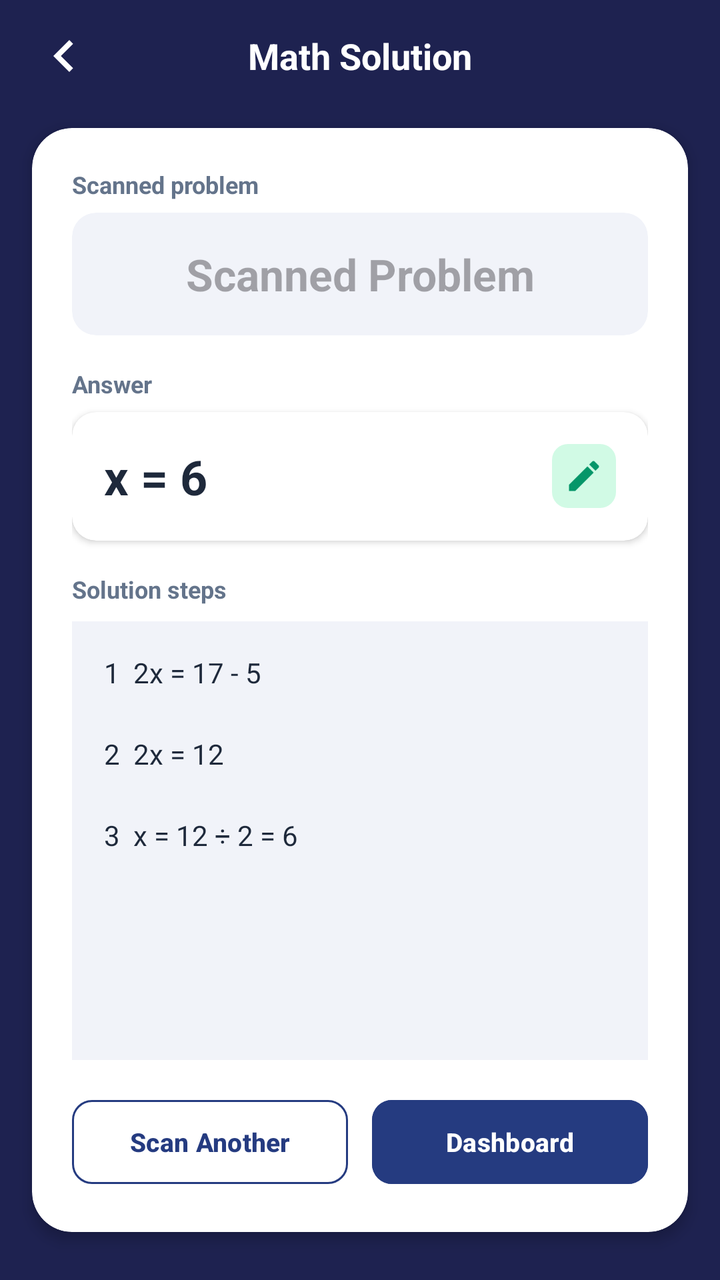
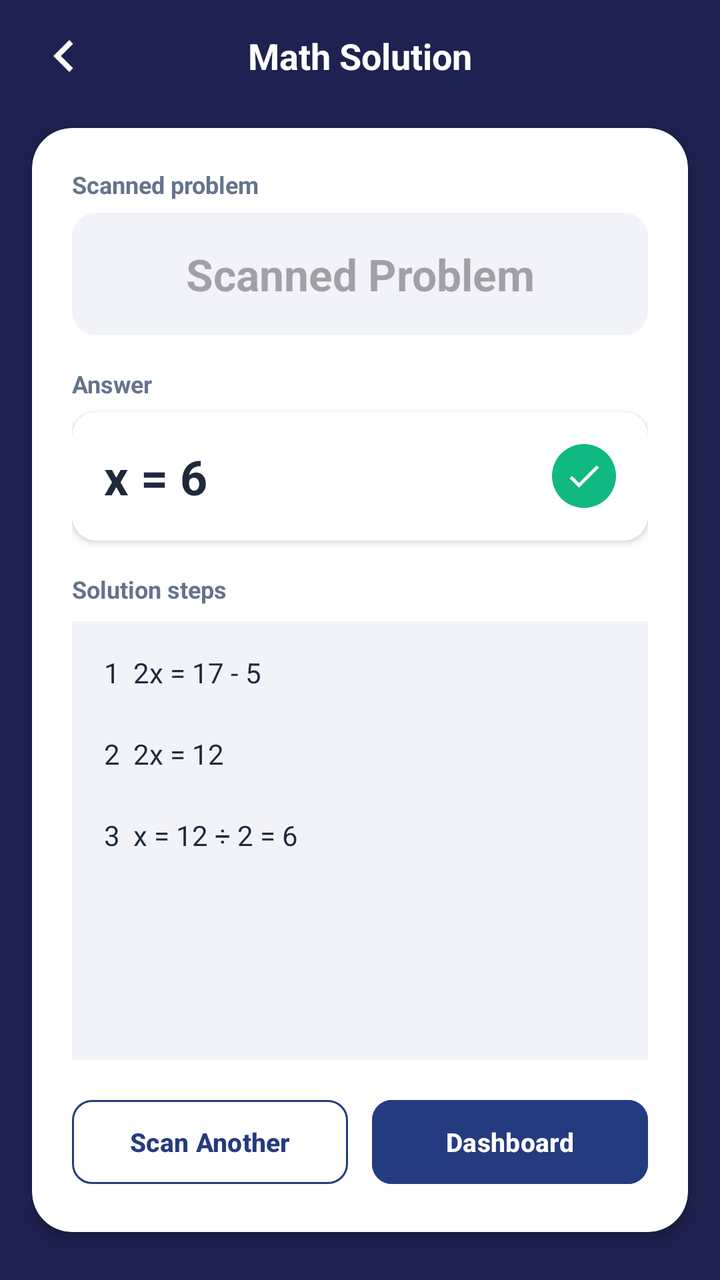

Two renders of the same Android screen: before a commit and after it. Below are the layout's source before the change and the commit's diff.
<!-- AndroidManifest.xml: application theme Theme.Assignment_Task_Management_app -->
<!-- res/layout/activity_math_solution.xml -->
<?xml version="1.0" encoding="utf-8"?>
<LinearLayout xmlns:android="http://schemas.android.com/apk/res/android"
    xmlns:app="http://schemas.android.com/apk/res-auto"
    android:layout_width="match_parent"
    android:layout_height="match_parent"
    android:background="@color/navy_header"
    android:orientation="vertical">

    
    <RelativeLayout
        android:layout_width="match_parent"
        android:layout_height="56dp"
        android:paddingStart="16dp"
        android:paddingEnd="16dp">

        <ImageView
            android:id="@+id/btn_math_back"
            android:layout_width="32dp"
            android:layout_height="32dp"
            android:layout_alignParentStart="true"
            android:layout_centerVertical="true"
            android:contentDescription="Back"
            android:src="@drawable/ic_chevron_right"
            android:rotation="180"
            app:tint="@color/white" />

        <TextView
            android:layout_width="wrap_content"
            android:layout_height="wrap_content"
            android:layout_centerInParent="true"
            android:text="Math Solution"
            android:textColor="@color/white"
            android:textSize="18sp"
            android:textStyle="bold" />
    </RelativeLayout>

    
    <androidx.cardview.widget.CardView
        android:layout_width="match_parent"
        android:layout_height="match_parent"
        android:layout_marginStart="16dp"
        android:layout_marginTop="8dp"
        android:layout_marginEnd="16dp"
        android:layout_marginBottom="24dp"
        app:cardBackgroundColor="@color/card_bg"
        app:cardCornerRadius="20dp"
        app:cardElevation="4dp">

        <LinearLayout
            android:layout_width="match_parent"
            android:layout_height="match_parent"
            android:orientation="vertical"
            android:padding="20dp">

            
            <TextView
                android:layout_width="wrap_content"
                android:layout_height="wrap_content"
                android:text="Scanned problem"
                android:textColor="@color/text_secondary"
                android:textSize="12sp"
                android:textStyle="bold" />

            <androidx.cardview.widget.CardView
                android:layout_width="match_parent"
                android:layout_height="wrap_content"
                android:layout_marginTop="6dp"
                app:cardBackgroundColor="@color/input_background"
                app:cardCornerRadius="12dp"
                app:cardElevation="0dp">

                <TextView
                    android:id="@+id/tv_math_problem_text"
                    android:layout_width="match_parent"
                    android:layout_height="wrap_content"
                    android:gravity="center"
                    android:hint="Scanned Problem"
                    android:padding="16dp"
                    android:textColor="@color/text_primary"
                    android:textSize="22sp"
                    android:textStyle="bold" />
            </androidx.cardview.widget.CardView>

            
            <TextView
                android:layout_width="wrap_content"
                android:layout_height="wrap_content"
                android:layout_marginTop="16dp"
                android:text="Answer"
                android:textColor="@color/text_secondary"
                android:textSize="12sp"
                android:textStyle="bold" />

            <androidx.cardview.widget.CardView
                android:layout_width="match_parent"
                android:layout_height="wrap_content"
                android:layout_marginTop="6dp"
                app:cardBackgroundColor="@color/card_bg"
                app:cardCornerRadius="12dp"
                app:cardElevation="2dp"
                app:strokeColor="@color/success_green"
                app:strokeWidth="1dp">

                <RelativeLayout
                    android:layout_width="match_parent"
                    android:layout_height="wrap_content"
                    android:padding="16dp">

                    <TextView
                        android:id="@+id/tv_math_final_answer"
                        android:layout_width="wrap_content"
                        android:layout_height="wrap_content"
                        android:layout_alignParentStart="true"
                        android:layout_centerVertical="true"
                        android:text="x = 6"
                        android:textColor="@color/text_primary"
                        android:textSize="24sp"
                        android:textStyle="bold" />

                    
                    <ImageView
                        android:layout_width="32dp"
                        android:layout_height="32dp"
                        android:layout_alignParentEnd="true"
                        android:layout_centerVertical="true"
                        android:background="@drawable/bg_status_completed"
                        android:contentDescription="Check"
                        android:padding="6dp"
                        android:src="@drawable/ic_edit"
                        app:tint="@color/success_green" />
                </RelativeLayout>
            </androidx.cardview.widget.CardView>

            
            <TextView
                android:layout_width="wrap_content"
                android:layout_height="wrap_content"
                android:layout_marginTop="16dp"
                android:text="Solution steps"
                android:textColor="@color/text_secondary"
                android:textSize="12sp"
                android:textStyle="bold" />

            <TextView
                android:id="@+id/tv_math_steps_text"
                android:layout_width="match_parent"
                android:layout_height="0dp"
                android:layout_marginTop="8dp"
                android:layout_weight="1"
                android:background="@color/input_background"
                android:padding="16dp"
                android:text="1  2x = 17 - 5\n\n2  2x = 12\n\n3  x = 12 ÷ 2 = 6"
                android:textColor="@color/text_primary"
                android:textSize="14sp"
                android:lineSpacingExtra="4dp" />

            
            <LinearLayout
                android:layout_width="match_parent"
                android:layout_height="wrap_content"
                android:layout_marginTop="16dp"
                android:orientation="horizontal">

                <com.google.android.material.button.MaterialButton
                    android:id="@+id/btn_scan_another"
                    style="@style/Widget.Material3.Button.OutlinedButton"
                    android:layout_width="0dp"
                    android:layout_height="50dp"
                    android:layout_marginEnd="6dp"
                    android:layout_weight="1"
                    android:text="Scan Another"
                    android:textColor="@color/navy_primary"
                    android:textSize="13sp"
                    android:textStyle="bold"
                    app:cornerRadius="10dp"
                    app:strokeColor="@color/navy_primary" />

                <com.google.android.material.button.MaterialButton
                    android:id="@+id/btn_math_dashboard"
                    android:layout_width="0dp"
                    android:layout_height="50dp"
                    android:layout_marginStart="6dp"
                    android:layout_weight="1"
                    android:backgroundTint="@color/navy_primary"
                    android:text="Dashboard"
                    android:textColor="@color/white"
                    android:textSize="13sp"
                    android:textStyle="bold"
                    app:cornerRadius="10dp" />
            </LinearLayout>

        </LinearLayout>
    </androidx.cardview.widget.CardView>

</LinearLayout>
<!-- resources referenced by this layout -->
<resources>
  <color name="card_bg">#FFFFFF</color>
  <color name="input_background">#F1F3F9</color>
  <color name="navy_header">#1E2250</color>
  <color name="navy_primary">#253B80</color>
  <color name="success_green">#059669</color>
  <color name="text_primary">#1E293B</color>
  <color name="text_secondary">#64748B</color>
  <color name="white">#FFFFFFFF</color>
  <!-- drawable bg_status_completed (drawable) -->
  <?xml version="1.0" encoding="utf-8"?>
  <shape xmlns:android="http://schemas.android.com/apk/res/android"
      android:shape="rectangle">
      <solid android:color="@color/status_completed_bg" />
      <corners android:radius="8dp" />
  </shape>
  <!-- drawable ic_chevron_right (drawable) -->
  <vector xmlns:android="http://schemas.android.com/apk/res/android"
      android:width="24dp"
      android:height="24dp"
      android:viewportWidth="24"
      android:viewportHeight="24">
    <path
        android:fillColor="#FF000000"
        android:pathData="M10,6L8.59,7.41 13.17,12l-4.58,4.59L10,18l6,-6z"/>
  </vector>
  <!-- drawable ic_edit (drawable) -->
  <vector xmlns:android="http://schemas.android.com/apk/res/android"
      android:width="24dp"
      android:height="24dp"
      android:viewportWidth="24"
      android:viewportHeight="24">
    <path
        android:fillColor="#FF000000"
        android:pathData="M3,17.25V21h3.75L17.81,9.94l-3.75,-3.75L3,17.25zM20.71,7.04c0.39,-0.39 0.39,-1.02 0,-1.41l-2.34,-2.34c-0.39,-0.39 -1.02,-0.39 -1.41,0l-1.83,1.83 3.75,3.75 1.83,-1.83z"/>
  </vector>
  <style name="Theme.Assignment_Task_Management_app" parent="Base.Theme.Assignment_Task_Management_app" />
  <color name="status_completed_bg">#D1FAE5</color>
  <style name="Base.Theme.Assignment_Task_Management_app" parent="Theme.Material3.DayNight.NoActionBar">
          <item name="colorPrimary">@color/navy_primary</item>
          <item name="colorPrimaryDark">@color/navy_header</item>
          <item name="colorAccent">@color/accent</item>
          <item name="android:statusBarColor">@color/navy_header</item>
          <item name="android:windowBackground">@color/background</item>
      </style>
  <color name="accent">#2563EB</color>
  <color name="background">#F3F4F8</color>
</resources>

<!-- the commit's change to res/layout/activity_math_solution.xml (unified diff, before → after) -->
@@ -123,11 +123,10 @@
                         android:layout_height="32dp"
                         android:layout_alignParentEnd="true"
                         android:layout_centerVertical="true"
-                        android:background="@drawable/bg_status_completed"
+                        android:background="@drawable/bg_circle_green"
                         android:contentDescription="Check"
                         android:padding="6dp"
-                        android:src="@drawable/ic_edit"
-                        app:tint="@color/success_green" />
+                        android:src="@drawable/ic_check_white" />
                 </RelativeLayout>
             </androidx.cardview.widget.CardView>
 
<!-- resource entries referenced after the edit -->
@@ -8,13 +8,21 @@
   <color name="text_primary">#1E293B</color>
   <color name="text_secondary">#64748B</color>
   <color name="white">#FFFFFFFF</color>
-  <!-- drawable bg_status_completed (drawable) -->
-  <?xml version="1.0" encoding="utf-8"?>
+  <!-- drawable bg_circle_green (drawable) -->
   <shape xmlns:android="http://schemas.android.com/apk/res/android"
-      android:shape="rectangle">
-      <solid android:color="@color/status_completed_bg" />
-      <corners android:radius="8dp" />
+      android:shape="oval">
+      <solid android:color="#10B981" />
   </shape>
+  <!-- drawable ic_check_white (drawable) -->
+  <vector xmlns:android="http://schemas.android.com/apk/res/android"
+      android:width="24dp"
+      android:height="24dp"
+      android:viewportWidth="24"
+      android:viewportHeight="24">
+    <path
+        android:fillColor="#FFFFFF"
+        android:pathData="M9,16.17L4.83,12l-1.42,1.41L9,19 21,7l-1.41,-1.41z"/>
+  </vector>
   <!-- drawable ic_chevron_right (drawable) -->
   <vector xmlns:android="http://schemas.android.com/apk/res/android"
       android:width="24dp"
@@ -25,18 +33,7 @@
         android:fillColor="#FF000000"
         android:pathData="M10,6L8.59,7.41 13.17,12l-4.58,4.59L10,18l6,-6z"/>
   </vector>
-  <!-- drawable ic_edit (drawable) -->
-  <vector xmlns:android="http://schemas.android.com/apk/res/android"
-      android:width="24dp"
-      android:height="24dp"
-      android:viewportWidth="24"
-      android:viewportHeight="24">
-    <path
-        android:fillColor="#FF000000"
-        android:pathData="M3,17.25V21h3.75L17.81,9.94l-3.75,-3.75L3,17.25zM20.71,7.04c0.39,-0.39 0.39,-1.02 0,-1.41l-2.34,-2.34c-0.39,-0.39 -1.02,-0.39 -1.41,0l-1.83,1.83 3.75,3.75 1.83,-1.83z"/>
-  </vector>
   <style name="Theme.Assignment_Task_Management_app" parent="Base.Theme.Assignment_Task_Management_app" />
-  <color name="status_completed_bg">#D1FAE5</color>
   <style name="Base.Theme.Assignment_Task_Management_app" parent="Theme.Material3.DayNight.NoActionBar">
           <item name="colorPrimary">@color/navy_primary</item>
           <item name="colorPrimaryDark">@color/navy_header</item>
